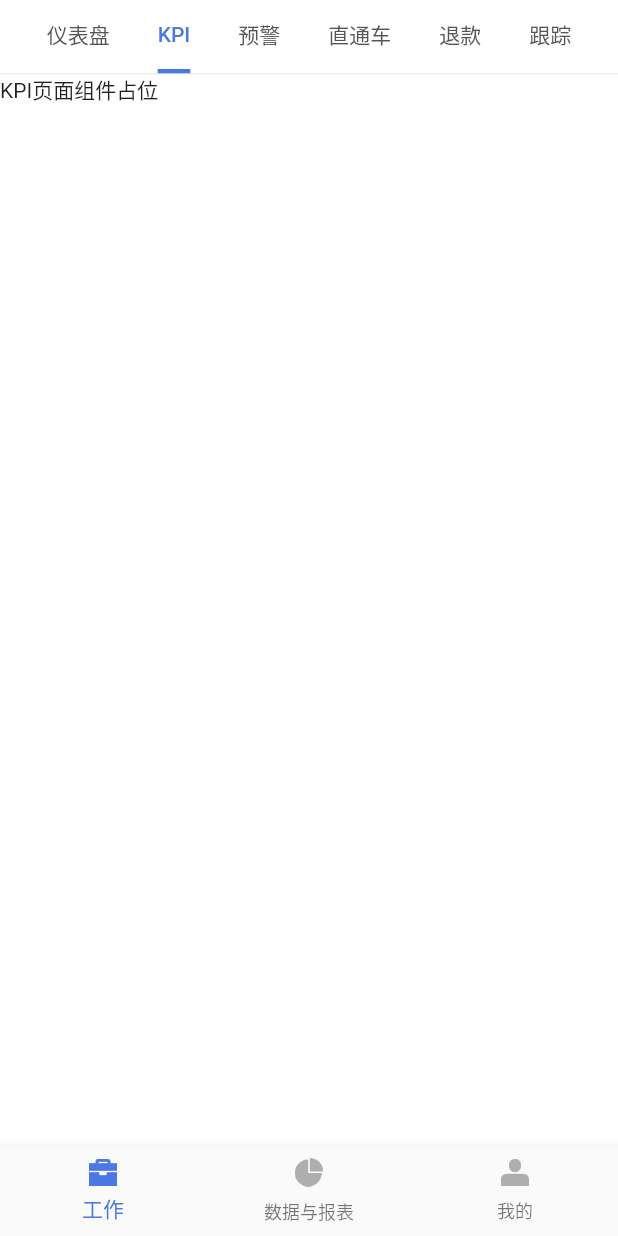
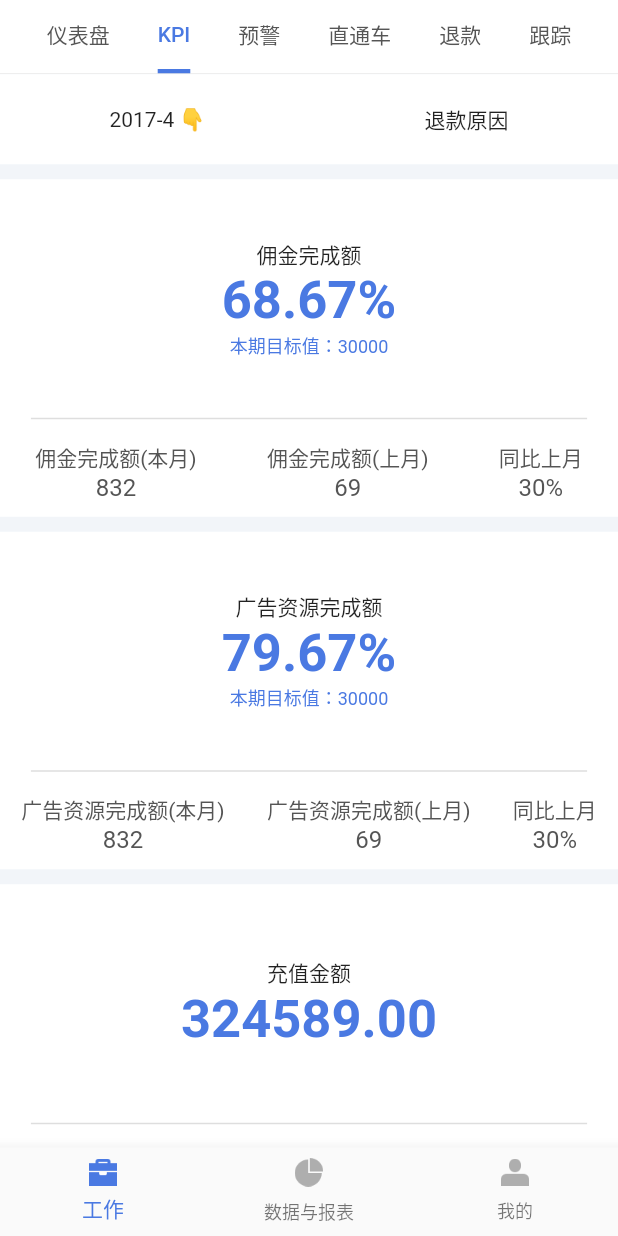
Before and after one commit to dashugege/BehavioDemo, a Flutter app: the screen it shows after launch, tab 2 chosen, on a phone screen of 412 x 824 dp. Run offline on Flutter 3.47's test engine with Material 2 defaults, Android fonts, the phone set to English and light mode, and no system bars.

Commit message:
add kpi ui

```diff
--- a/lib/pages/home.dart
+++ b/lib/pages/home.dart
@@ -1,4 +1,5 @@
 import 'package:demo_app/pages/dashboard.dart';
+import 'package:demo_app/pages/kpi.dart';
 import 'package:flutter/material.dart';
 
 class Home extends StatefulWidget {
@@ -19,7 +20,7 @@ class _HomeState extends State<Home> with SingleTickerProviderStateMixin {
   ];
   final List<Widget> _tabViews = <Widget>[
     Dashboard(),
-    Text('KPI页面组件占位'),
+    Kpi(),
     Text('预警页面组件占位'),
     Text('直通车页面组件占位'),
     Text('退款页面组件占位'),
--- /dev/null
+++ b/lib/pages/kpi.dart
@@ -0,0 +1,128 @@
+import 'package:flutter/material.dart';
+
+const blueColor = Color.fromRGBO(74, 121, 226, 1);
+
+class Kpi extends StatefulWidget {
+  Kpi({Key key}) : super(key: key);
+
+  @override
+  _KpiState createState() => _KpiState();
+}
+
+class _KpiState extends State<Kpi> {
+  @override
+  Widget build(BuildContext context) {
+    Widget _headerWidget = Container(
+        margin: EdgeInsets.only(bottom: 10),
+        color: Colors.white,
+        height: 60,
+        child: Row(
+          children: <Widget>[Text('2017-4 👇'), Text('退款原因')],
+          mainAxisAlignment: MainAxisAlignment.spaceAround,
+        ));
+    List cardList = [
+      {
+        'main': {'title': '佣金完成额', 'value': '68.67%', 'text': '本期目标值：30000'},
+        'detail': [
+          {'title': '佣金完成额(本月)', 'value': '832'},
+          {'title': '佣金完成额(上月)', 'value': '69'},
+          {'title': '同比上月', 'value': '30%'}
+        ]
+      },
+      {
+        'main': {'title': '广告资源完成额', 'value': '79.67%', 'text': '本期目标值：30000'},
+        'detail': [
+          {'title': '广告资源完成额(本月)', 'value': '832'},
+          {'title': '广告资源完成额(上月)', 'value': '69'},
+          {'title': '同比上月', 'value': '30%'}
+        ]
+      },
+      {
+        'main': {'title': '充值金额', 'value': '324589.00'},
+        'detail': [
+          {'title': '环比上周期', 'value': '30%'},
+          {'title': '上周期金额', 'value': '199456.00'}
+        ]
+      },
+      {
+        'main': {'title': '充值金额', 'value': '324589.00'},
+        'detail': [
+          {'title': '环比上周期', 'value': '30%'},
+          {'title': '上周期金额', 'value': '199456.00'}
+        ]
+      },
+    ];
+    Widget _cardsDataWidget = Column(
+        children: cardList
+            .map<Widget>((item) => Container(
+                color: Colors.white,
+                margin: EdgeInsets.only(bottom: 10.0),
+                child: Column(
+                  children: <Widget>[
+                    Container(
+                      height: 160,
+                      width: MediaQuery.of(context).size.width * 0.9,
+                      decoration: BoxDecoration(
+                          border: Border(
+                              bottom: BorderSide(
+                                  width: 1.0, color: Color(0xFFDEDEDE)))),
+                      child: Flex(
+                        children: <Widget>[
+                          Text(
+                            item['main']['title'],
+                            style: TextStyle(fontSize: 14),
+                          ),
+                          Text(
+                            item['main']['value'],
+                            style: TextStyle(
+                                fontWeight: FontWeight.bold,
+                                color: blueColor,
+                                fontSize: 35),
+                          ),
+                          item['main'].containsKey('text')
+                              ? Text(
+                                  item['main']['text'],
+                                  style:
+                                      TextStyle(color: blueColor, fontSize: 12),
+                                )
+                              : Container(width: 0, height: 0),
+                        ],
+                        direction: Axis.vertical,
+                        mainAxisAlignment: MainAxisAlignment.center,
+                      ),
+                    ),
+                    Container(
+                        height: 65,
+                        padding: EdgeInsets.only(top: 15),
+                        child: Flex(
+                          children: item['detail']
+                              .map<Widget>((detailItem) => Flex(
+                                    children: <Widget>[
+                                      Text(
+                                        detailItem['title'],
+                                        style:
+                                            TextStyle(color: Color(0xFF555555)),
+                                      ),
+                                      Text(
+                                        detailItem['value'],
+                                        style: TextStyle(
+                                            fontSize: 16,
+                                            color: Color(0xFF555555)),
+                                      )
+                                    ],
+                                    direction: Axis.vertical,
+                                  ))
+                              .toList(),
+                          direction: Axis.horizontal,
+                          mainAxisAlignment: MainAxisAlignment.spaceAround,
+                        ))
+                  ],
+                )))
+            .toList());
+    return SingleChildScrollView(
+        child: Container(
+            color: Color(0xFFF2F5F9),
+            child:
+                Column(children: <Widget>[_headerWidget, _cardsDataWidget])));
+  }
+}
```
